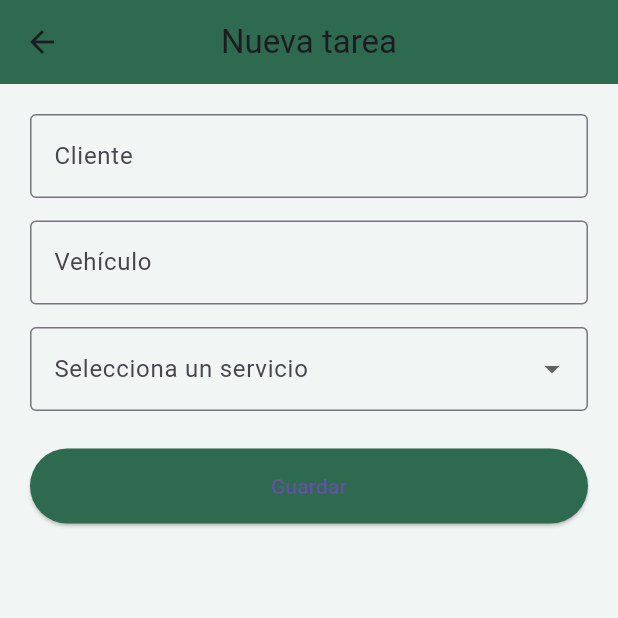
After one commit to JhonLozano2/app_full_autos, a Flutter app: the Tareas screen opened directly, scrolled down 106 dp, after a tap on "Marcar como completado", after a tap on the "add" icon, on a phone screen of 412 x 824 dp, the top half of it. The commit adds this screen. Run offline on Flutter 3.47's test engine with Material 3 defaults, Android fonts, the phone set to English and light mode, and no system bars; our stand-ins replace shared_preferences; accounts and stored records are empty.

Commit message:
feat: Agregar botón para crear tareas con formulario y visualización en la lista

```diff
--- /dev/null
+++ b/lib/crear_tarea.dart
@@ -0,0 +1,110 @@
+import 'package:flutter/material.dart';
+
+class CrearTarea extends StatefulWidget {
+  @override
+  _CrearTareaState createState() => _CrearTareaState();
+}
+
+class _CrearTareaState extends State<CrearTarea> {
+
+  // 🔥 Lista de servicios
+  List<String> servicios = [
+    "Cambio de aceite",
+    "Diagnóstico electrónico",
+    "Alineación y balanceo"
+  ];
+
+  String? servicioSeleccionado;
+
+  TextEditingController clienteController = TextEditingController();
+  TextEditingController vehiculoController = TextEditingController();
+
+  @override
+  Widget build(BuildContext context) {
+    return Scaffold(
+      backgroundColor: Color(0xFFF1F5F4),
+      appBar: AppBar(
+        backgroundColor: Color(0xFF2D6A4F),
+        title: Text("Nueva tarea"),
+        centerTitle: true,
+      ),
+      body: Padding(
+        padding: EdgeInsets.all(20),
+        child: Column(
+          children: [
+
+            // CLIENTE
+            TextField(
+              controller: clienteController,
+              decoration: InputDecoration(
+                labelText: "Cliente",
+                border: OutlineInputBorder(),
+              ),
+            ),
+
+            SizedBox(height: 15),
+
+            // VEHÍCULO
+            TextField(
+              controller: vehiculoController,
+              decoration: InputDecoration(
+                labelText: "Vehículo",
+                border: OutlineInputBorder(),
+              ),
+            ),
+
+            SizedBox(height: 15),
+
+            // 🔥 DROPDOWN SERVICIO
+            DropdownButtonFormField<String>(
+              decoration: InputDecoration(
+                labelText: "Selecciona un servicio",
+                border: OutlineInputBorder(),
+              ),
+              value: servicioSeleccionado,
+              items: servicios.map((servicio) {
+                return DropdownMenuItem(
+                  value: servicio,
+                  child: Text(servicio),
+                );
+              }).toList(),
+              onChanged: (valor) {
+                setState(() {
+                  servicioSeleccionado = valor;
+                });
+              },
+            ),
+
+            SizedBox(height: 25),
+
+            // BOTÓN GUARDAR
+            ElevatedButton(
+              onPressed: () {
+
+                if (clienteController.text.isEmpty ||
+                    vehiculoController.text.isEmpty ||
+                    servicioSeleccionado == null) {
+                  return;
+                }
+
+                Map<String, dynamic> nuevaTarea = {
+                  "cliente": clienteController.text,
+                  "vehiculo": vehiculoController.text,
+                  "servicio": servicioSeleccionado,
+                  "completado": false
+                };
+
+                Navigator.pop(context, nuevaTarea);
+              },
+              child: Text("Guardar"),
+              style: ElevatedButton.styleFrom(
+                backgroundColor: Color(0xFF2D6A4F),
+                minimumSize: Size(double.infinity, 50),
+              ),
+            )
+          ],
+        ),
+      ),
+    );
+  }
+}
--- a/lib/tareas.dart
+++ b/lib/tareas.dart
@@ -1,4 +1,7 @@
 import 'package:flutter/material.dart';
+import 'package:shared_preferences/shared_preferences.dart';
+import 'dart:convert';
+import 'crear_tarea.dart';
 
 class Tareas extends StatefulWidget {
   @override
@@ -11,7 +14,7 @@ class _TareasState extends State<Tareas> {
     {
       "cliente": "Juan Pérez",
       "vehiculo": "Toyota Corolla 2020",
-      "servicio": "Cambio de aceite y filtros",
+      "servicio": "Cambio de acei te y filtros",
       "completado": false
     },
     {
@@ -23,7 +26,7 @@ class _TareasState extends State<Tareas> {
     {
       "cliente": "Pedro Martínez",
       "vehiculo": "Mazda 3 2021",
-      "servicio": "Diagnóstico electrónico",
+      "servicio": "Diagnóstico electronico",
       "completado": false
     },
     {
@@ -34,10 +37,35 @@ class _TareasState extends State<Tareas> {
     },
   ];
 
+  Future<void > guardarTareas() async {
+    final prefs = await SharedPreferences.getInstance();
+    String tareasJson = jsonEncode(listaTareas);
+    await prefs.setString('tareas', tareasJson);
+  }
+
+   Future<void> cargarTareas() async {
+    final prefs = await SharedPreferences.getInstance();
+    String? tareasGuardadas = prefs.getString('tareas');
+
+    if (tareasGuardadas != null) {
+      setState(() {
+        listaTareas = List<Map<String, dynamic>>.from(
+          jsonDecode(tareasGuardadas),
+        );
+      });
+    }
+  }
+
+  void initState() {
+    super.initState();
+    cargarTareas();
+  }
+
   void marcarComoCompletado(int index) {
     setState(() {
       listaTareas[index]["completado"] = true;
     });
+    guardarTareas();
   }
 
   @override
@@ -48,6 +76,27 @@ class _TareasState extends State<Tareas> {
         backgroundColor: Color(0xFF2D6A4F),
         title: Text("Tareas"),
         centerTitle: true,
+        actions: [
+          IconButton(
+            icon: Icon(Icons.add),
+            onPressed: () async {
+              final nuevaTarea = await Navigator.push(
+                context,
+                MaterialPageRoute(
+                  builder: (context) => CrearTarea(),
+                ),
+              );
+
+              if (nuevaTarea != null) {
+                setState(() {
+                  listaTareas.add(nuevaTarea);
+                });
+
+                guardarTareas(); // 🔥 guarda en memoria
+              }
+            },
+          )
+        ],
       ),
       body: ListView.builder(
         padding: EdgeInsets.all(15),
--- a/pubspec.yaml
+++ b/pubspec.yaml
@@ -30,6 +30,7 @@ environment:
 dependencies:
   flutter:
     sdk: flutter
+  shared_preferences: ^2.2.2
 
   # The following adds the Cupertino Icons font to your application.
   # Use with the CupertinoIcons class for iOS style icons.
```
Also changed, not shown: pubspec.lock, 1 other file.
